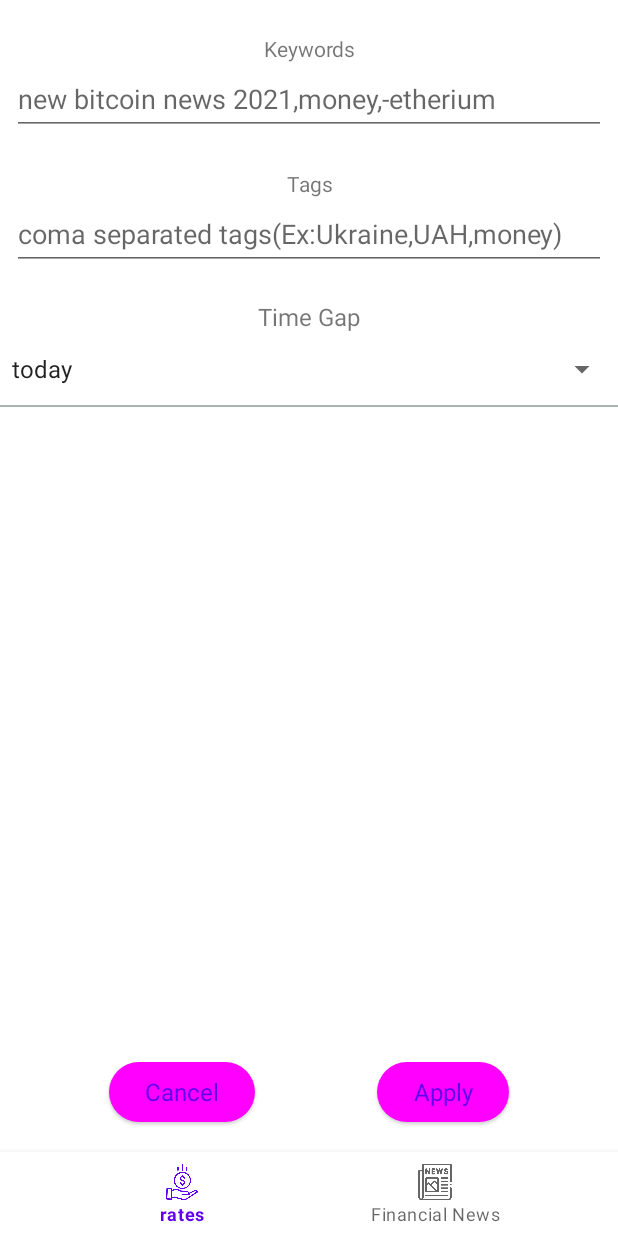
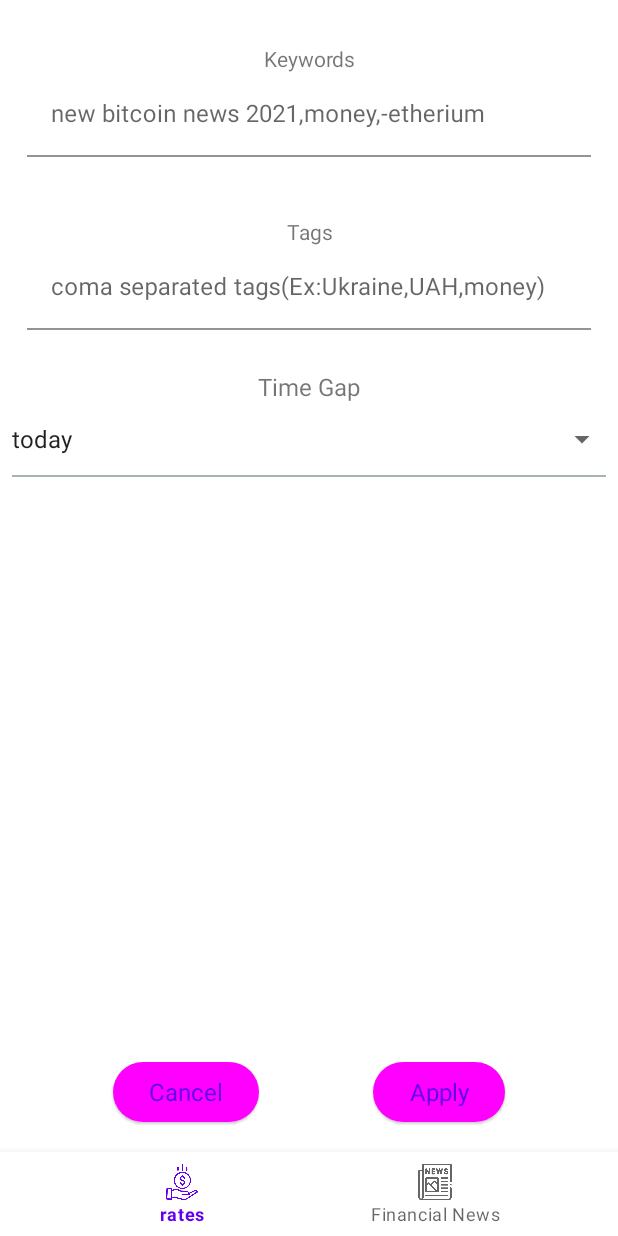
Before and after one commit to saniaGoldy/CurrencyApp, an Android app: the SearchSettingsFragment screen opened through its navigation route, on a phone screen of 412 x 824 dp. Run offline under Robolectric (Android 15) with nearby library versions, the phone set to English and light mode, and no system bars; our stand-ins replace Dagger/Hilt's generated code, navigation-ui; 1 statement that could not run was skipped.

Commit message:
Search Settings screen

```diff
--- a/app/src/main/java/com/example/currencyapp/MainViewModel.kt
+++ b/app/src/main/java/com/example/currencyapp/MainViewModel.kt
@@ -2,9 +2,9 @@ package com.example.currencyapp
 
 import androidx.lifecycle.MutableLiveData
 import androidx.lifecycle.ViewModel
-import com.example.currencyapp.domain.repository.MainRepository
 import com.example.currencyapp.domain.model.CurrencyFluctuation
 import com.example.currencyapp.domain.repository.APIResponseProcessor
+import com.example.currencyapp.domain.repository.MainRepository
 import dagger.hilt.android.lifecycle.HiltViewModel
 import javax.inject.Inject
 
--- a/app/src/main/java/com/example/currencyapp/MyApp.kt
+++ b/app/src/main/java/com/example/currencyapp/MyApp.kt
@@ -4,5 +4,4 @@ import android.app.Application
 import dagger.hilt.android.HiltAndroidApp
 
 @HiltAndroidApp
-class MyApp: Application() {
-}
+class MyApp : Application()
--- a/app/src/main/java/com/example/currencyapp/data/MyConnectivityManager.kt
+++ b/app/src/main/java/com/example/currencyapp/data/MyConnectivityManager.kt
@@ -2,7 +2,6 @@ package com.example.currencyapp.data
 
 import android.content.Context
 import android.net.ConnectivityManager
-import androidx.core.content.ContentProviderCompat.requireContext
 
 object MyConnectivityManager {
     fun checkConnectivity(context: Context): Boolean {
--- a/app/src/main/java/com/example/currencyapp/data/local/LocalDB.kt
+++ b/app/src/main/java/com/example/currencyapp/data/local/LocalDB.kt
@@ -2,7 +2,6 @@ package com.example.currencyapp.data.local
 
 import androidx.room.Database
 import androidx.room.RoomDatabase
-import com.example.currencyapp.data.local.CurrencyDao
 import com.example.currencyapp.domain.model.CurrencyFluctuation
 
 @Database(entities = [CurrencyFluctuation::class], version = 1)
--- a/app/src/main/java/com/example/currencyapp/di/AppModule.kt
+++ b/app/src/main/java/com/example/currencyapp/di/AppModule.kt
@@ -34,7 +34,7 @@ object AppModule {
 
     @Provides
     @Singleton
-    fun provideLocalDB(context: Application): LocalDB{
+    fun provideLocalDB(context: Application): LocalDB {
         return Room.databaseBuilder(
             context.applicationContext,
             LocalDB::class.java,
--- a/app/src/main/java/com/example/currencyapp/domain/repository/APIResponseProcessor.kt
+++ b/app/src/main/java/com/example/currencyapp/domain/repository/APIResponseProcessor.kt
@@ -1,5 +1,5 @@
 package com.example.currencyapp.domain.repository
 
-interface APIResponseProcessor <T> {
+interface APIResponseProcessor<T> {
     fun process(result: Result<T>)
 }
--- a/app/src/main/java/com/example/currencyapp/ui/news/NewsViewModel.kt
+++ b/app/src/main/java/com/example/currencyapp/ui/news/NewsViewModel.kt
@@ -19,11 +19,11 @@ class NewsViewModel @Inject constructor(private val repository: MainRepository)
     val news: LiveData<Result<List<Data>>>
         get() = _news
 
-    init{
+    init {
         fetchNewsData()
     }
 
-    private fun fetchNewsData(){
+    private fun fetchNewsData() {
         repository.makeNewsQuery(object : APIResponseProcessor<List<Data>> {
             override fun process(result: Result<List<Data>>) {
                 _news.value = result
--- a/app/src/main/java/com/example/currencyapp/ui/news/searchSettingsFragment/SearchSettingsFragment.kt
+++ b/app/src/main/java/com/example/currencyapp/ui/news/searchSettingsFragment/SearchSettingsFragment.kt
@@ -8,16 +8,21 @@ import android.view.ViewGroup
 import android.widget.AdapterView
 import android.widget.ArrayAdapter
 import androidx.core.view.isVisible
+import androidx.core.widget.addTextChangedListener
 import androidx.fragment.app.Fragment
 import androidx.fragment.app.activityViewModels
+import androidx.navigation.findNavController
 import com.example.currencyapp.R
 import com.example.currencyapp.TAG
 import com.example.currencyapp.data.remote.entities.news.NewsApiRequestOptions
 import com.example.currencyapp.databinding.FragmentSearchSettingsBinding
 import com.example.currencyapp.ui.news.NewsViewModel
 import com.example.currencyapp.ui.news.mоdel.SearchSettings
+import com.google.android.material.textfield.TextInputLayout
 
-//TODO: Validation
+private const val TAGS_REGEX = " *-?[\\w ]+(?:, *-?(?:\\w+ *)+)*"
+private const val DATE_REGEX = "\\d{4}-\\d{2}-\\d{2}"
+
 class SearchSettingsFragment : Fragment() {
 
     private val viewModel: NewsViewModel by activityViewModels()
@@ -42,19 +47,42 @@ class SearchSettingsFragment : Fragment() {
         setupDropDownList()
 
         with(binding) {
-            buttonSearch.setOnClickListener {
+            textInputTags.setupErrorHandling(
+                Regex(TAGS_REGEX),
+                getString(R.string.edit_text_error_message)
+            )
+            textInputDateFrom.setupErrorHandling(
+                Regex(DATE_REGEX),
+                getString(R.string.edit_text_error_message)
+            )
+            textInputDateTo.setupErrorHandling(
+                Regex(DATE_REGEX),
+                getString(R.string.edit_text_error_message)
+            )
+
+            buttonApply.setOnClickListener {
                 settings.keywords = editTextKeywords.text.toString()
-                settings.tags = editTextTags.text.toString()
+                settings.tags = textInputTags.editText?.text.toString()
 
                 if (settings.timeGap == null)
-                    settings.timeGap = "${editTextDateFrom.text},${editTextDateTo.text}"
+                    settings.timeGap =
+                        "${textInputDateFrom.editText?.text},${textInputDateTo.editText?.text}"
 
 
                 viewModel.searchSettings.value = settings
                 Log.d(TAG, "onViewCreated: $settings")
+
+                root.findNavController()
+                    .popBackStack()
+            }
+
+            buttonCancel.setOnClickListener {
+                root.findNavController()
+                    .popBackStack()
             }
         }
     }
+
 
     private fun setupDropDownList() {
 
@@ -75,24 +103,24 @@ class SearchSettingsFragment : Fragment() {
                     id: Long
                 ) {
                     Log.d(TAG, "onItemSelected: $position")
+                    with(binding) {
                         when (position) {
                             7 -> {
-                            binding.editTextDateFrom.isVisible = true
+                                textInputDateFrom.isVisible = true
                                 settings.timeGap = null
                             }
                             8 -> {
-                            with(binding) {
-                                editTextDateFrom.isVisible = true
-                                editTextDateTo.isVisible = true
-                            }
+                                textInputDateFrom.isVisible = true
+                                textInputDateTo.isVisible = true
+
                                 settings.timeGap = null
                             }
                             else -> {
-                            with(binding) {
-                                editTextDateFrom.isVisible = false
-                                editTextDateTo.isVisible = false
+                                textInputDateFrom.isVisible = false
+                                textInputDateTo.isVisible = false
+
+                                settings.timeGap = NewsApiRequestOptions.date[position]
                             }
-                            settings.timeGap = NewsApiRequestOptions.date[position]
                         }
                     }
                 }
@@ -105,6 +133,17 @@ class SearchSettingsFragment : Fragment() {
         }
     }
 
+    private fun TextInputLayout.setupErrorHandling(regex: Regex, errorMessage: String) {
+        editText?.addTextChangedListener {
+            if (it.toString().matches(regex) || it.toString() == "") {
+                isErrorEnabled = false
+            } else {
+                error = errorMessage
+                isErrorEnabled = true
+            }
+        }
+    }
+
     companion object {
         fun newInstance() = SearchSettingsFragment()
     }
--- a/app/src/main/res/layout/fragment_search_settings.xml
+++ b/app/src/main/res/layout/fragment_search_settings.xml
@@ -8,83 +8,119 @@
     android:outlineProvider="none"
     tools:context=".ui.news.searchSettingsFragment.SearchSettingsFragment">
 
+    <com.google.android.material.textfield.TextInputLayout
+        android:id="@+id/textInputKeywords"
+        android:layout_width="match_parent"
+        android:layout_height="wrap_content"
+        app:boxBackgroundColor="?android:attr/colorBackground"
+        app:layout_constraintBottom_toTopOf="@+id/textInputTags"
+        app:layout_constraintEnd_toEndOf="parent"
+        android:layout_margin="10dp"
+        app:layout_constraintHorizontal_bias="0.5"
+        app:layout_constraintStart_toStartOf="parent"
+        app:layout_constraintTop_toTopOf="parent">
+
+
+        <EditText
+            android:id="@+id/editTextKeywords"
+            android:layout_width="match_parent"
+            android:layout_height="wrap_content"
+            android:layout_centerHorizontal="true"
+            android:layout_centerVertical="true"
+            android:layout_marginStart="8dp"
+            android:layout_marginEnd="8dp"
+            android:hint="@string/keywords_input_hint"
+            android:inputType="textPersonName"
+            android:minHeight="48dp" />
+    </com.google.android.material.textfield.TextInputLayout>
+
+    <com.google.android.material.textfield.TextInputLayout
+        android:id="@+id/textInputTags"
+        android:layout_width="match_parent"
+        android:layout_height="wrap_content"
+        android:layout_margin="10dp"
+        app:boxBackgroundColor="?android:attr/colorBackground"
+        app:layout_constraintBottom_toTopOf="@+id/guideline2"
+        app:layout_constraintEnd_toEndOf="parent"
+        app:layout_constraintHorizontal_bias="0.5"
+        app:layout_constraintStart_toStartOf="parent"
+        app:layout_constraintTop_toBottomOf="@+id/textInputKeywords" >
+
+        <EditText
+            android:layout_width="match_parent"
+            android:layout_height="wrap_content"
+            android:layout_marginStart="8dp"
+            android:layout_marginEnd="8dp"
+            android:hint="@string/tags_input_hint"
+            android:inputType="textPersonName"
+            android:minHeight="48dp"
+            />
+
+
+    </com.google.android.material.textfield.TextInputLayout>
     <TextView
         android:id="@+id/tvTagsTitle"
         android:layout_width="0dp"
         android:layout_height="wrap_content"
         android:text="@string/tags"
         android:textAlignment="center"
-        app:layout_constraintBottom_toTopOf="@+id/editTextTags"
+        app:layout_constraintBottom_toTopOf="@+id/textInputTags"
         app:layout_constraintEnd_toEndOf="parent"
         app:layout_constraintHorizontal_bias="0.5"
         app:layout_constraintStart_toStartOf="parent" />
 
-    <EditText
-        android:id="@+id/editTextKeywords"
-        android:layout_width="0dp"
+
+    <com.google.android.material.textfield.TextInputLayout
+        android:id="@+id/textInputDateFrom"
+        android:layout_width="match_parent"
         android:layout_height="wrap_content"
-        android:layout_marginStart="8dp"
-        android:layout_marginEnd="8dp"
-        android:hint="@string/keywords_input_hint"
-        android:inputType="textPersonName"
-        android:minHeight="48dp"
-        app:layout_constraintBottom_toTopOf="@+id/editTextTags"
+        android:visibility="invisible"
+        app:boxBackgroundColor="?android:attr/colorBackground"
+        app:layout_constraintBottom_toTopOf="@+id/textInputDateTo"
         app:layout_constraintEnd_toEndOf="parent"
-        app:layout_constraintHorizontal_bias="0.5"
+        app:layout_constraintHorizontal_bias="1.0"
         app:layout_constraintStart_toStartOf="parent"
-        app:layout_constraintTop_toTopOf="parent" />
+        app:layout_constraintTop_toBottomOf="@+id/view"
+        app:layout_constraintVertical_bias="0.56"
+        tools:visibility="visible">
 
         <EditText
-        android:id="@+id/editTextTags"
-        android:layout_width="0dp"
+            android:layout_width="match_parent"
             android:layout_height="wrap_content"
-        android:layout_marginStart="8dp"
-        android:layout_marginEnd="8dp"
-        android:hint="@string/tags_input_hint"
-        android:inputType="textPersonName"
-        android:minHeight="48dp"
-        app:layout_constraintBottom_toTopOf="@+id/guideline2"
-        app:layout_constraintEnd_toEndOf="parent"
-        app:layout_constraintHorizontal_bias="0.5"
-        app:layout_constraintStart_toStartOf="parent"
-        app:layout_constraintTop_toBottomOf="@+id/editTextKeywords" />
-
-    <EditText
-        android:id="@+id/editTextDateFrom"
-        android:layout_width="0dp"
-        android:layout_height="wrap_content"
+            android:layout_margin="15dp"
+            android:layout_marginBottom="24dp"
             android:ems="10"
             android:hint="@string/from_date_input_hint"
             android:inputType="date"
             android:minHeight="48dp"
+            />
+
+    </com.google.android.material.textfield.TextInputLayout>
+
+
+    <com.google.android.material.textfield.TextInputLayout
+        android:id="@+id/textInputDateTo"
+        android:layout_width="match_parent"
+        android:layout_height="wrap_content"
         android:visibility="invisible"
-        app:layout_constraintBottom_toTopOf="@+id/editTextDateTo"
+        app:boxBackgroundColor="?android:attr/colorBackground"
+        app:layout_constraintBottom_toTopOf="@+id/buttonApply"
         app:layout_constraintEnd_toEndOf="parent"
-        app:layout_constraintHorizontal_bias="0.5"
+        app:layout_constraintHorizontal_bias="0.724"
         app:layout_constraintStart_toStartOf="parent"
         app:layout_constraintTop_toBottomOf="@+id/spinner"
-        tools:visibility="visible" />
+        tools:visibility="visible">
 
         <EditText
-        android:id="@+id/editTextDateTo"
-        android:layout_width="0dp"
+            android:layout_width="match_parent"
             android:layout_height="wrap_content"
+            android:layout_margin="15dp"
+            android:layout_marginBottom="24dp"
             android:hint="@string/to_date_input_hint"
             android:inputType="date"
             android:minHeight="48dp"
-        android:visibility="invisible"
-        app:layout_constraintEnd_toEndOf="parent"
-        app:layout_constraintHorizontal_bias="0.5"
-        app:layout_constraintStart_toStartOf="parent"
-        app:layout_constraintTop_toBottomOf="@+id/editTextDateFrom"
-        tools:visibility="visible" />
-
-    <androidx.constraintlayout.widget.Guideline
-        android:id="@+id/guideline2"
-        android:layout_width="wrap_content"
-        android:layout_height="wrap_content"
-        android:orientation="horizontal"
-        app:layout_constraintGuide_begin="222dp" />
+            />
+    </com.google.android.material.textfield.TextInputLayout>
 
     <Spinner
         android:id="@+id/spinner"
@@ -94,38 +130,30 @@
         android:contentDescription="@string/date_placeholder"
         android:minHeight="48dp"
         android:spinnerMode="dropdown"
-        app:layout_constraintBottom_toTopOf="@+id/editTextDateFrom"
         app:layout_constraintEnd_toEndOf="parent"
-        app:layout_constraintHorizontal_bias="0.5"
+        app:layout_constraintHorizontal_bias="1.0"
         app:layout_constraintStart_toStartOf="parent"
         app:layout_constraintTop_toTopOf="@+id/guideline2" />
 
+    <androidx.constraintlayout.widget.Guideline
+        android:id="@+id/guideline2"
+        android:layout_width="wrap_content"
+        android:layout_height="wrap_content"
+        android:orientation="horizontal"
+        app:layout_constraintGuide_begin="269dp" />
+
     <View
+        android:id="@+id/view"
         android:layout_width="match_parent"
         android:layout_height="1dp"
+        android:layout_marginStart="8dp"
+        android:layout_marginEnd="8dp"
         android:background="@color/grey"
         app:layout_constraintEnd_toEndOf="parent"
         app:layout_constraintHorizontal_bias="0.5"
         app:layout_constraintStart_toStartOf="parent"
         app:layout_constraintTop_toBottomOf="@+id/spinner" />
 
-    <Button
-        android:id="@+id/buttonSearch"
-        android:layout_width="wrap_content"
-        android:layout_height="wrap_content"
-        style="@style/Widget.Material3.Button.ElevatedButton"
-        android:layout_marginStart="8dp"
-        android:layout_marginTop="16dp"
-        android:layout_marginEnd="8dp"
-        android:layout_marginBottom="16dp"
-        android:text="@string/apply"
-        android:textSize="16sp"
-        app:layout_constraintBottom_toBottomOf="parent"
-        app:layout_constraintEnd_toEndOf="parent"
-        app:layout_constraintHorizontal_bias="0.5"
-        app:layout_constraintStart_toEndOf="@+id/button"
-        app:layout_constraintTop_toBottomOf="@+id/editTextDateTo"
-        app:layout_constraintVertical_bias="0.953" />
 
     <TextView
         android:id="@+id/textView"
@@ -147,28 +175,36 @@
         android:layout_marginEnd="8dp"
         android:text="@string/keywords"
         android:textAlignment="center"
-        app:layout_constraintBottom_toTopOf="@+id/editTextKeywords"
+        app:layout_constraintBottom_toTopOf="@+id/textInputKeywords"
         app:layout_constraintEnd_toEndOf="parent"
         app:layout_constraintHorizontal_bias="1.0"
         app:layout_constraintStart_toStartOf="parent" />
 
     <Button
-        android:id="@+id/button"
+        android:id="@+id/buttonApply"
         style="@style/Widget.Material3.Button.ElevatedButton"
         android:layout_width="wrap_content"
         android:layout_height="wrap_content"
-        android:layout_marginStart="8dp"
-        android:layout_marginTop="16dp"
-        android:layout_marginEnd="8dp"
+        android:layout_marginBottom="16dp"
+        android:text="@string/apply"
+        android:textSize="16sp"
+        app:layout_constraintBottom_toBottomOf="parent"
+        app:layout_constraintEnd_toEndOf="parent"
+        app:layout_constraintHorizontal_bias="0.5"
+        app:layout_constraintStart_toEndOf="@+id/buttonCancel" />
+
+    <Button
+        android:id="@+id/buttonCancel"
+        style="@style/Widget.Material3.Button.ElevatedButton"
+        android:layout_width="wrap_content"
+        android:layout_height="wrap_content"
         android:layout_marginBottom="16dp"
         android:text="@string/cancel"
         android:textSize="16sp"
         app:layout_constraintBottom_toBottomOf="parent"
-        app:layout_constraintEnd_toStartOf="@+id/buttonSearch"
+        app:layout_constraintEnd_toStartOf="@+id/buttonApply"
         app:layout_constraintHorizontal_bias="0.5"
-        app:layout_constraintStart_toStartOf="parent"
-        app:layout_constraintTop_toBottomOf="@+id/editTextDateTo"
-        app:layout_constraintVertical_bias="0.954" />
+        app:layout_constraintStart_toStartOf="parent" />
 
 
 </androidx.constraintlayout.widget.ConstraintLayout>
--- a/app/src/main/res/values/strings.xml
+++ b/app/src/main/res/values/strings.xml
@@ -24,4 +24,5 @@
     <string name="keywords">Keywords</string>
     <string name="tags">Tags</string>
     <string name="cancel">Cancel</string>
+    <string name="edit_text_error_message">Invalid input</string>
 </resources>
```
Also changed, not shown: app/src/main/java/com/example/currencyapp/MainActivity.kt (+4 -4 lines), app/src/main/java/com/example/currencyapp/data/repository/MainRepositoryImpl.kt (+7 -1 lines), app/src/main/java/com/example/currencyapp/ui/news/newsListFragment/NewsListFragment.kt (+5 -4 lines). Lines whose indentation alone changed are shown as unchanged.
